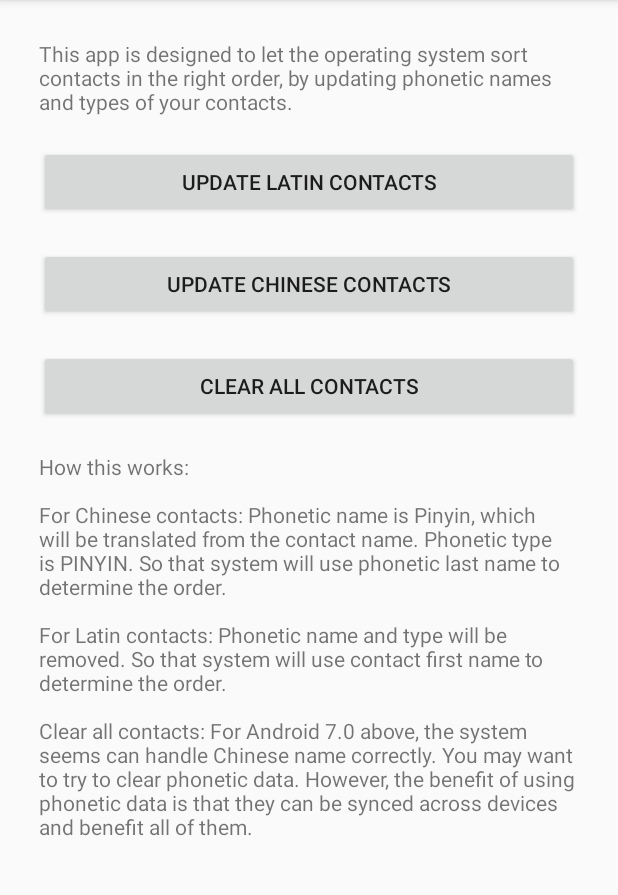
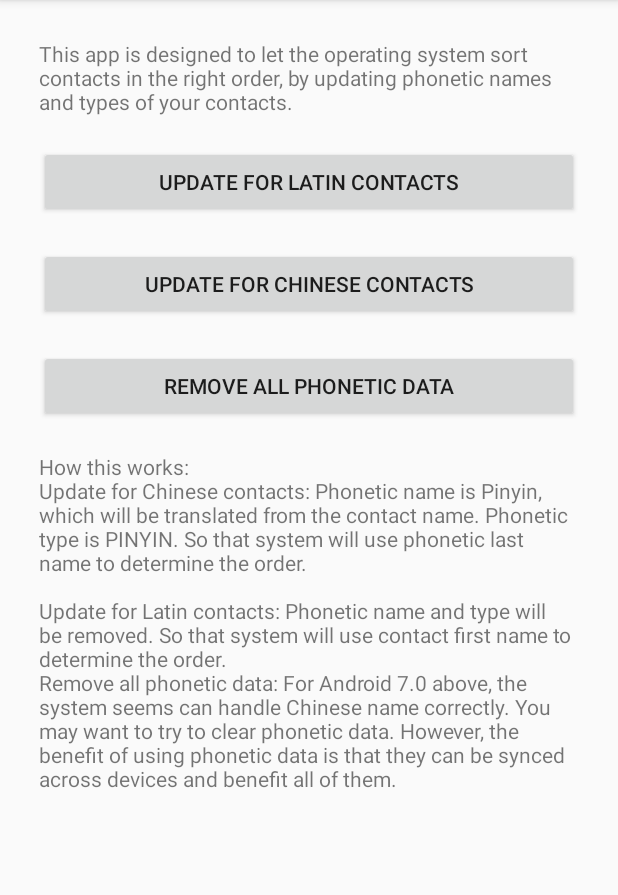
Before and after one commit to ranmocy/MonkeyTree, an Android app: the screen it shows after launch (MainActivity), on a phone screen of 412 x 824 dp, the part 84-979 px from its top. Run offline under Robolectric (Android 15) with nearby library versions, the light colour scheme and no system bars; libraries missing offline, so code that uses them is left out: com.ibm.icu.

Commit message:
add strings-zh

```diff
--- a/app/src/main/res/values/strings.xml
+++ b/app/src/main/res/values/strings.xml
@@ -3,13 +3,13 @@
 
     <!-- MainActivity -->
     <string name="dialog_permission_message">
-        We are going to fix contacts, so we need contact permissions, rig\ht?
+        We are going to fix contacts, so we need contact permissions, right?
     </string>
     <string name="btn_retry">Grant permissions</string>
     <string name="btn_quit">Quit apps</string>
-    <string name="latin_fixed">Latin contacts are fixed!</string>
-    <string name="chinese_fixed">Chinese contacts are fixed!</string>
-    <string name="all_cleared">All contacts are cleared!</string>
+    <string name="latin_fixed">Latin contacts are updated!</string>
+    <string name="chinese_fixed">Chinese contacts are updated!</string>
+    <string name="all_cleared">All phonetic data are cleared!</string>
     <string name="dialog_reading">Reading contacts…</string>
     <string name="dialog_fixing">Fixing contacts…</string>
 
@@ -21,27 +21,29 @@
     <string name="main_description">
         How this works:
 
-        \n\nFor Chinese contacts: Phonetic name is Pinyin, which will be translated from the
+        \n\Update for Chinese contacts: Phonetic name is Pinyin, which will be translated from the
         contact name. Phonetic type is PINYIN. So that system will use phonetic last name to
         determine the order.
 
-        \n\nFor Latin contacts: Phonetic name and type will be removed. So that system will use
-        contact first name to determine the order.
+        \n\nUpdate for Latin contacts: Phonetic name and type will be removed. So that system will
+        use contact first name to determine the order.
 
-        \n\nClear all contacts: For Android 7.0 above, the system seems can handle Chinese name
+        \n\Remove all phonetic data: For Android 7.0 above, the system seems can handle Chinese name
         correctly. You may want to try to clear phonetic data. However, the benefit of using
         phonetic data is that they can be synced across devices and benefit all of them.
     </string>
-    <string name="btn_fix_latin">Update Latin contacts</string>
-    <string name="btn_fix_chinese">Update Chinese contacts</string>
-    <string name="btn_clear_all">Clear all contacts</string>
-    <string name="toast_data_missing_message">Transliterator data is missing, can not process</string>
+    <string name="btn_fix_latin">Update for Latin contacts</string>
+    <string name="btn_fix_chinese">Update for Chinese contacts</string>
+    <string name="btn_clear_all">Remove all phonetic data</string>
+    <string name="toast_data_missing_message">
+        Transliterator data is missing, can not process
+    </string>
 
     <!-- ContactSelectFragment -->
-    <string name="btn_confirm">Update these contacts</string>
+    <string name="btn_confirm">Update selected contacts</string>
     <string name="contact_divider"><![CDATA[=>]]></string>
     <string name="contact_list_description">
-        This is the preview of phonetic names of the corresponding contact. Select all contacts
-        whose phonetic name need to be updated.
+        This is the preview of phonetic names of the corresponding contact. Please select all
+        contacts whose phonetic name need to be updated.
     </string>
 </resources>
```
Also changed, not shown: 1 other file.
